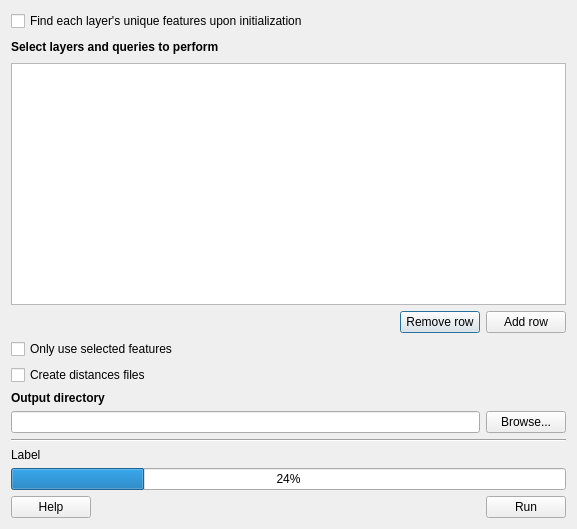
Before: the Qt Designer form conefor_dlg.ui in ricardogsilva/qgisconefor, drawn with Qt 5.
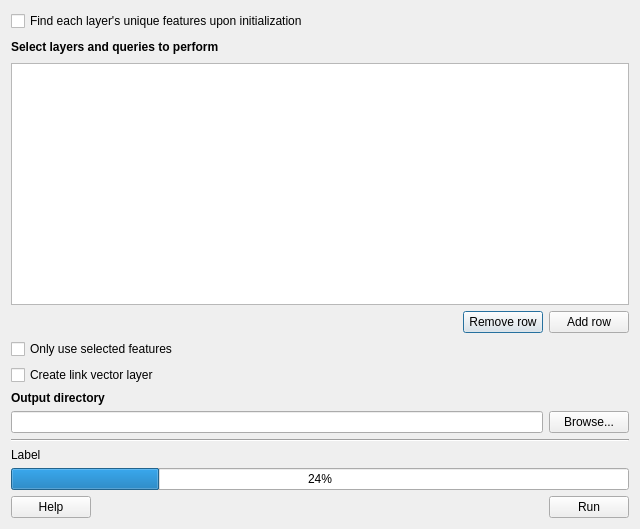
After: the same form once the commit is applied.

```diff
--- a/conefor_dlg.ui
+++ b/conefor_dlg.ui
@@ -6,7 +6,7 @@
    <rect>
     <x>0</x>
     <y>0</y>
-    <width>577</width>
+    <width>640</width>
     <height>529</height>
    </rect>
   </property>
@@ -56,8 +56,11 @@
      <property name="selectionMode">
       <enum>QAbstractItemView::SingleSelection</enum>
      </property>
+     <property name="textElideMode">
+      <enum>Qt::ElideRight</enum>
+     </property>
      <attribute name="horizontalHeaderDefaultSectionSize">
-      <number>90</number>
+      <number>102</number>
      </attribute>
      <attribute name="horizontalHeaderStretchLastSection">
       <bool>true</bool>
@@ -127,7 +130,7 @@
      <item>
       <widget class="QCheckBox" name="create_distances_files_chb">
        <property name="text">
-        <string>Create distances files</string>
+        <string>Create link vector layer</string>
        </property>
       </widget>
      </item>
```
